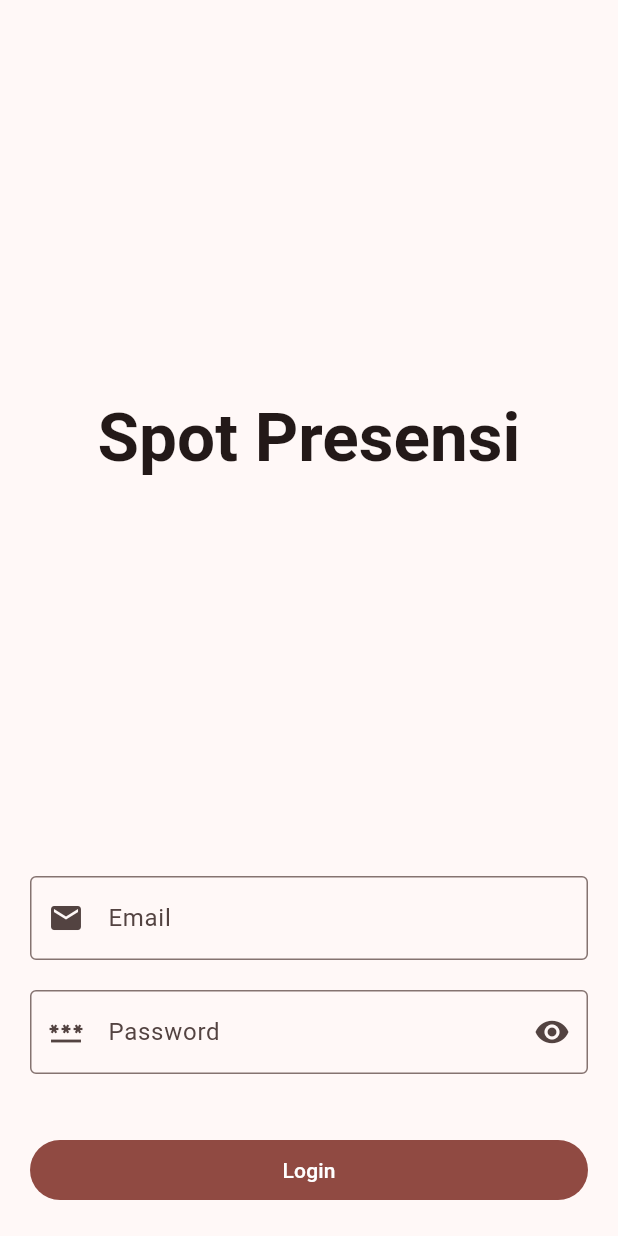
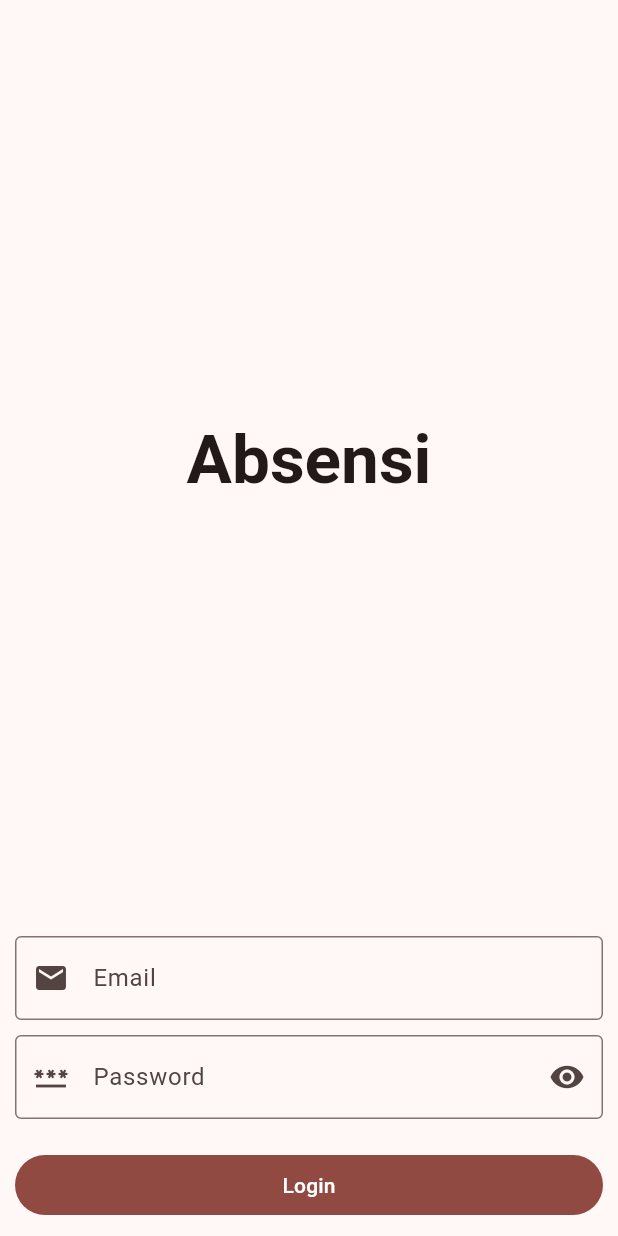
Before and after one commit to Burhan663/Spot-Presensi, a Flutter app: the screen it shows after launch, on a phone screen of 412 x 824 dp. Run offline on Flutter 3.47's test engine with Material 3 defaults, Android fonts, the phone set to English and light mode, and no system bars; our stand-ins replace dio, freezed_annotation, geolocator, get_it, pretty_dio_logger, retrofit and 1 more; missing offline and left inert: flutter_osm_plugin; generated files the repository leaves out were written again.

Commit message:
Selesai Halaman Login

```diff
--- a/lib/app/module/use_case/auth_login.dart
+++ b/lib/app/module/use_case/auth_login.dart
@@ -3,7 +3,7 @@ import 'package:spot_presensi/app/module/repository/auth_repository.dart';
 import 'package:spot_presensi/core/network/data_state.dart';
 import 'package:spot_presensi/core/use_case/app_use_case.dart';
 
-class AuthLoginUseCase extends AppUseCase<Future<DataState>, AuthEntity>{
+class AuthLoginUseCase extends AppUseCase<Future<DataState>, AuthEntity> {
   final AuthRepository _authRepository;
 
   AuthLoginUseCase(this._authRepository);
@@ -12,6 +12,4 @@ class AuthLoginUseCase extends AppUseCase<Future<DataState>, AuthEntity>{
   Future<DataState> call({AuthEntity? param}) {
     return _authRepository.login(param!);
   }
-
-
 }
--- a/lib/app/presentation/home/home_screen.dart
+++ b/lib/app/presentation/home/home_screen.dart
@@ -5,7 +5,7 @@ import 'package:spot_presensi/app/presentation/home/home_notifier.dart';
 import 'package:spot_presensi/app/presentation/map/map_screen.dart';
 import 'package:spot_presensi/core/helper/date_time_helper.dart';
 import 'package:spot_presensi/core/helper/global_helper.dart';
-import 'package:spot_presensi/core/widget/app_witget.dart';
+import 'package:spot_presensi/core/widget/app_widget.dart';
 
 class HomeScreen extends AppWidget<HomeNotifier, void, void> {
   @override
@@ -128,8 +128,8 @@ class HomeScreen extends AppWidget<HomeNotifier, void, void> {
           ),
           Row(
             children: [
-              _timeTodayLayout(context, 'Datang', '07.30.10'),
-              _timeTodayLayout(context, 'Pulang', '15.50.10')
+              // _timeTodayLayout(context, 'Datang', notifier.attendanceToday?.startTime ?? '-'),
+              // _timeTodayLayout(context, 'Pulang', notifier.attendanceToday?.endTime ?? '-')
             ],
           ),
           SizedBox(
--- a/lib/app/presentation/login/login_screen.dart
+++ b/lib/app/presentation/login/login_screen.dart
@@ -1,16 +1,19 @@
+import 'package:spot_presensi/app/presentation/home/home_screen.dart';
+import 'package:spot_presensi/app/presentation/login/login_notifier.dart';
+import 'package:spot_presensi/core/helper/global_helper.dart';
+import 'package:spot_presensi/core/widget/app_widget.dart';
 import 'package:flutter/material.dart';
 import 'package:flutter/src/widgets/framework.dart';
-import 'package:spot_presensi/app/presentation/home/home_screen.dart';
-import 'package:spot_presensi/app/presentation/login/login_notifier.dart';
-import 'package:spot_presensi/app/presentation/map/map_notifier.dart';
-import 'package:spot_presensi/core/helper/global_helper.dart';
-import 'package:spot_presensi/core/widget/app_witget.dart';
 
 class LoginScreen extends AppWidget<LoginNotifier, void, void> {
-@override
+  @override
   void checkVariableAfterUi(BuildContext context) {
-    if(notifier.isLoged){
-      Navigator.pushReplacement(context, MaterialPageRoute(builder: (context) => HomeScreen(),));
+    if (notifier.isLoged) {
+      Navigator.pushReplacement(
+          context,
+          MaterialPageRoute(
+            builder: (context) => HomeScreen(),
+          ));
     }
   }
 
@@ -19,14 +22,14 @@ class LoginScreen extends AppWidget<LoginNotifier, void, void> {
     return SafeArea(
       child: Container(
         width: double.maxFinite,
-        padding: EdgeInsets.all(20),
+        padding: EdgeInsets.all(10),
         child: Column(
           mainAxisAlignment: MainAxisAlignment.center,
           children: [
             Expanded(
               child: Center(
                 child: Text(
-                  'Spot Presensi',
+                  'Absensi',
                   style: GlobalHelper.getTextStyle(context,
                           appTextStyle: AppTextStyle.DISPLAY_MEDIUM)
                       ?.copyWith(fontWeight: FontWeight.bold),
@@ -45,7 +48,7 @@ class LoginScreen extends AppWidget<LoginNotifier, void, void> {
                   border: OutlineInputBorder()),
             ),
             SizedBox(
-              height: 20,
+              height: 10,
             ),
             TextField(
               controller: notifier.passwordController,
@@ -62,13 +65,13 @@ class LoginScreen extends AppWidget<LoginNotifier, void, void> {
                   )),
             ),
             SizedBox(
-              height: 40,
+              height: 20,
             ),
             Container(
                 width: double.maxFinite,
                 child: FilledButton(
                     onPressed: () => _onPressLogin(context),
-                    child: Text('Login'))),
+                    child: Text("Login")))
           ],
         ),
       ),
--- a/lib/app/presentation/map/map_screen.dart
+++ b/lib/app/presentation/map/map_screen.dart
@@ -3,7 +3,7 @@ import 'package:flutter_osm_plugin/flutter_osm_plugin.dart';
 import 'package:retrofit/http.dart';
 import 'package:spot_presensi/app/presentation/map/map_notifier.dart';
 import 'package:spot_presensi/core/helper/global_helper.dart';
-import 'package:spot_presensi/core/widget/app_witget.dart';
+import 'package:spot_presensi/core/widget/app_widget.dart';
 import 'package:flutter/src/widgets/framework.dart';
 import 'package:spot_presensi/core/widget/loading_app_widget.dart';
 
```
Also changed, not shown: lib/app/module/use_case/attendance_get_today.dart (added, +16 -0 lines), lib/app/presentation/home/home_notifier.dart (+27 -1 lines), lib/app/presentation/login/login_notifier.dart (+6 -7 lines), lib/core/di/dependency.dart (+8 -1 lines), lib/core/widget/app_widget.dart (renamed from lib/core/widget/app_witget.dart), lib/main.dart (line endings or trailing spaces), 1 other file.
